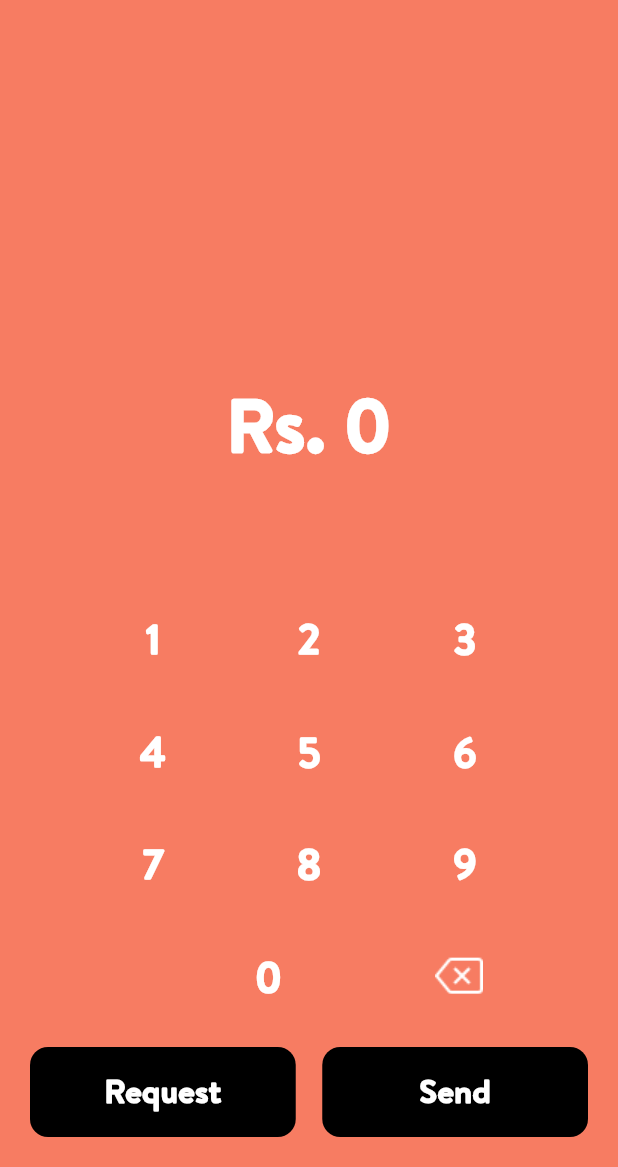
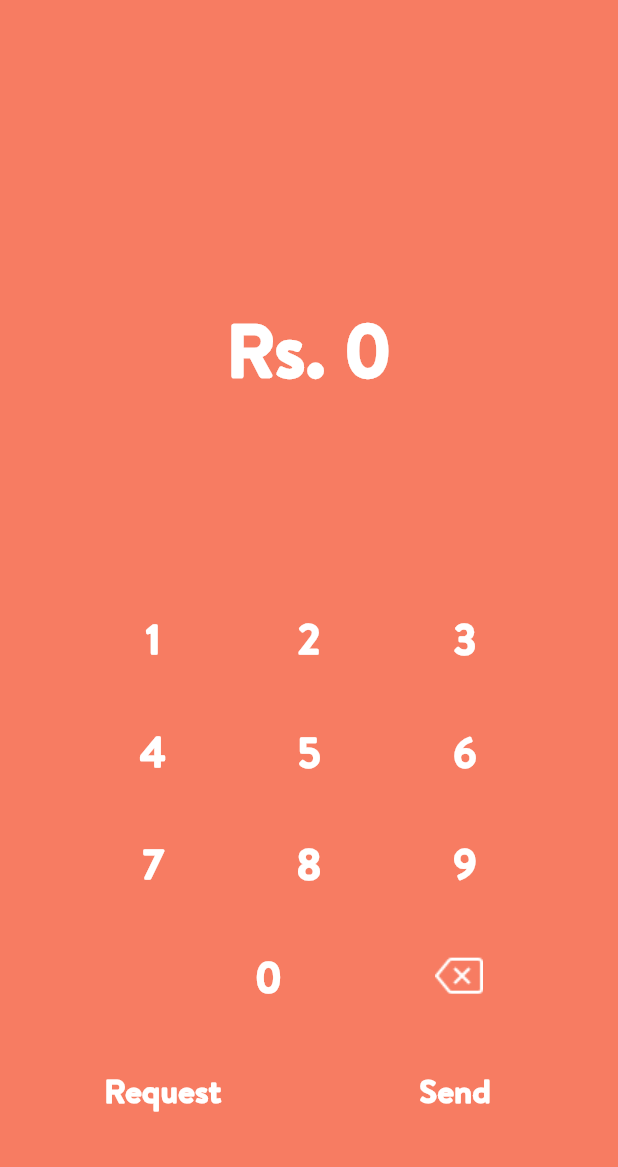
Before and after one commit to Suhaibusman/Sadapay-Clone, a Flutter app: the SendMoney screen opened directly, on a phone screen of 412 x 824 dp, the part 69-1236 px from its top. Run offline on Flutter 3.47's test engine with Material 2 defaults, Android fonts, the phone set to English and light mode, and no system bars.

Commit message:
sadapay clone

```diff
--- a/lib/screens/personal/widgets/topcontainer/widgets/sendmoney/sendmoney.dart
+++ b/lib/screens/personal/widgets/topcontainer/widgets/sendmoney/sendmoney.dart
@@ -1,3 +1,5 @@
+import 'dart:async';
+
 import 'package:flutter/material.dart';
 import 'package:sadapayclone/constants/colors.dart';
 import 'package:sadapayclone/data/amount.dart';
@@ -13,9 +15,10 @@ class SendMoney extends StatefulWidget {
 
 class _SendMoneyState extends State<SendMoney> {
    String sendMoney = "";
-
- int maxAmount = 200000; // Maximum allowed amount
-
+ late int newAmount;
+ int maxAmount = 200000;
+ bool isBalanceLow =false; // Maximum allowed amount
+String insufficientBalance ="❕ Balance is insufficient";
 void addToAmount(String digit) {
   setState(() {
     if (digit == "delete") {
@@ -24,16 +27,33 @@ void addToAmount(String digit) {
       }
     } else if (sendMoney.length < 6) { // Limit to 6 digits
       // Convert sendMoney to an integer and add the new digit
-      int newAmount = int.tryParse(sendMoney + digit) ?? 0;
+       newAmount = int.tryParse(sendMoney + digit) ?? 0;
       // Check if the new amount exceeds the maximum
       if (newAmount <= maxAmount) {
         sendMoney += digit;
       }
+
+
     }
   });
 }
-
-
+sendButton(){
+  if (sendMoney.isNotEmpty && newAmount <=accountBalance) {
+    Navigator.push(context, MaterialPageRoute(builder: (context) => const MoneyTransfer(),));
+  }else{
+      isBalanceLow =true;
+      Timer(const Duration(seconds: 2), () {
+          setState(() {
+            isBalanceLow = false;
+          });
+        });
+  }
+}
+receiveButton(){
+  if (sendMoney.isNotEmpty) {
+    Navigator.push(context, MaterialPageRoute(builder: (context) => const RequestMoney(),));
+  }
+}
   @override
   Widget build(BuildContext context) {
     return Scaffold(
@@ -89,6 +109,12 @@ void addToAmount(String digit) {
                     fontSize: 50,
                     fontWeight: FontWeight.bold
                   ),),
+            ),
+            SizedBox(
+              height: 50,
+              child: Center(child: Visibility(
+                visible: isBalanceLow,
+                child: Text(insufficientBalance))),
             ),
             const SizedBox(height: 80,),
             Padding(
@@ -209,13 +235,15 @@ void addToAmount(String digit) {
               mainAxisAlignment: MainAxisAlignment.spaceBetween,
               children: [
                 InkWell(
-                  onTap: () => Navigator.push(context, MaterialPageRoute(builder: (context) => const RequestMoney(),)),
+                  onTap: () {
+                    receiveButton();
+                  },
                   child: Container(
                     height: 60,
                     width: MediaQuery.of(context).size.width*0.43,
                     decoration: BoxDecoration(
                       borderRadius: BorderRadius.circular(12),
-                      color: Colors.black
+                      color: sendMoney.isEmpty? Colors.transparent :Colors.black
                     ),
                     child: const Center(
                       child: Text("Request",  style: TextStyle(
@@ -229,14 +257,16 @@ void addToAmount(String digit) {
                 ),
                   InkWell(
                     onTap: () {
-                      Navigator.push(context, MaterialPageRoute(builder: (context) => const MoneyTransfer(),));
+                        setState(() {
+                                                sendButton();
+                        });
                     },
                     child: Container(
                                 height: 60,
                                 width: MediaQuery.of(context).size.width*0.43,
                                 decoration: BoxDecoration(
                                   borderRadius: BorderRadius.circular(12),
-                                  color: Colors.black
+                                  color: sendMoney.isEmpty? Colors.transparent :Colors.black
                                 ),
                                 child: const Center(
                                   child: Text("Send",  style: TextStyle(
```
